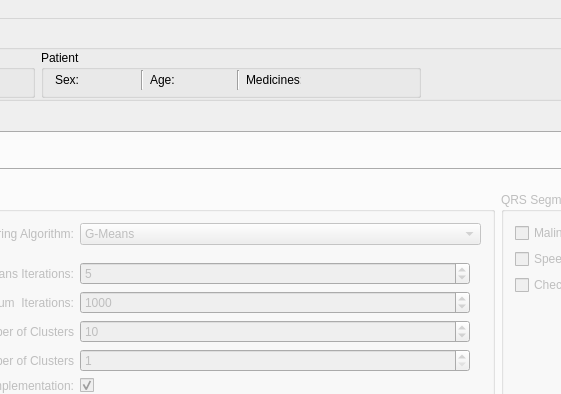
Old version of the form EKG/Views/airecgmain.ui in the repository qwerty90/ProjektEKG; both pictures show x 390 to 951 and y 0 to 394 of the 1100 by 768 pixel window.
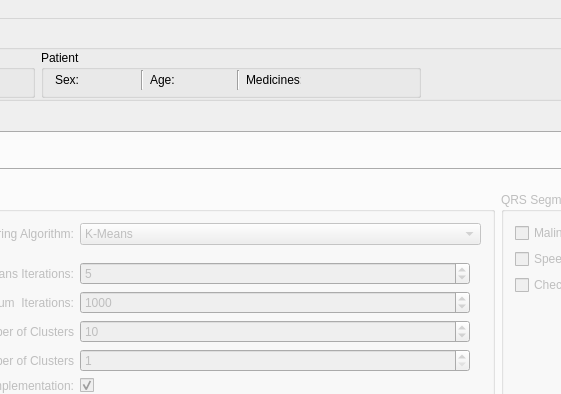
New version of the form. The open tabs and pages were chosen to show the change. Icons and pictures are not drawn.

Diff of the .ui file:
```diff
--- a/EKG/Views/airecgmain.ui
+++ b/EKG/Views/airecgmain.ui
@@ -1593,7 +1593,7 @@
                          <item>
                           <widget class="QComboBox" name="comboBox">
                            <property name="currentIndex">
-                            <number>1</number>
+                            <number>0</number>
                            </property>
                            <item>
                             <property name="text">
```
Left out of the diff: 24 changed lines with no effect on the pictures.
